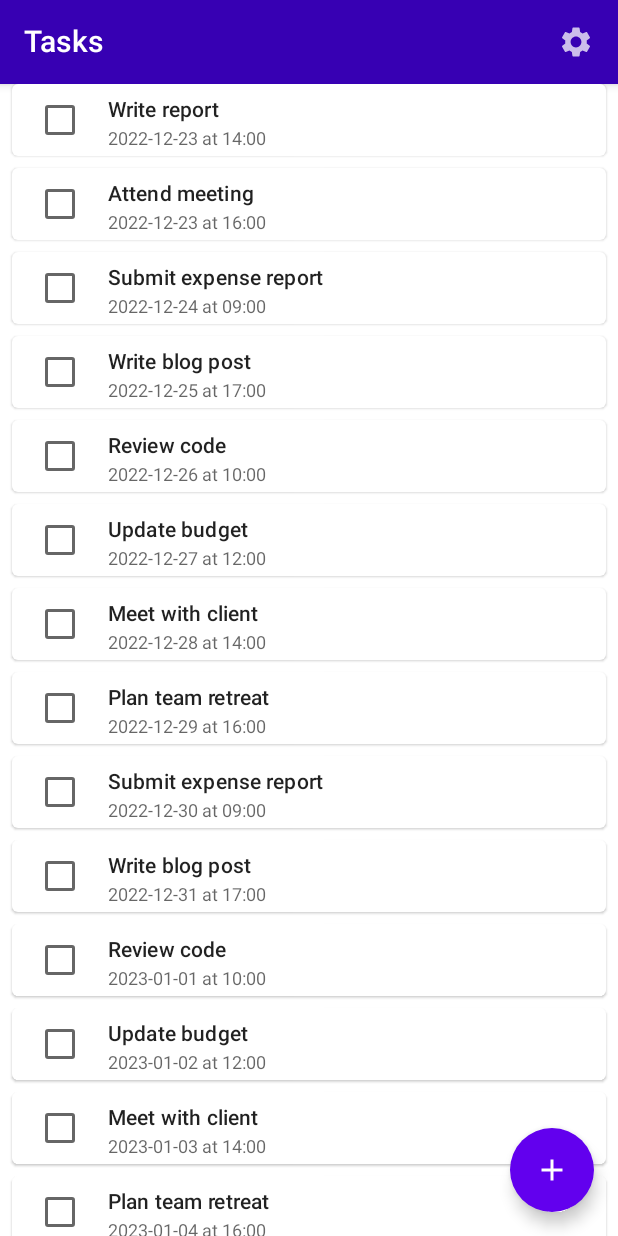
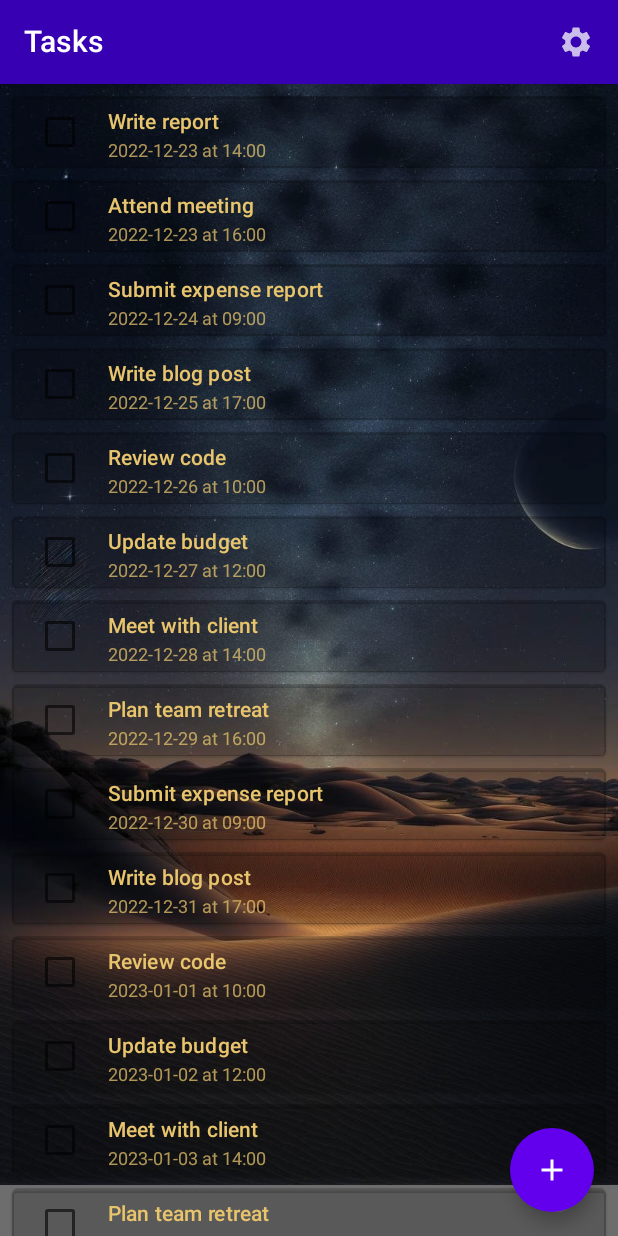
Before and after one commit to fakhirsh/ToDoListCompose, an Android app built with Jetpack Compose: the screen it shows after launch (MainActivity), on a phone screen of 412 x 824 dp. Run offline under Robolectric (Android 15) with nearby library versions, the light colour scheme and no system bars; our stand-ins replace Firebase (no records; nobody signed in at launch, a user with empty details on screens opened directly).

Commit message:
task screen BG added

```diff
--- a/app/src/main/java/com/fakhir/mobile/todolistcompose/screens/tasks/TaskItem.kt
+++ b/app/src/main/java/com/fakhir/mobile/todolistcompose/screens/tasks/TaskItem.kt
@@ -9,6 +9,7 @@ import androidx.compose.runtime.Composable
 import androidx.compose.runtime.CompositionLocalProvider
 import androidx.compose.ui.Alignment
 import androidx.compose.ui.Modifier
+import androidx.compose.ui.draw.alpha
 import androidx.compose.ui.res.painterResource
 import androidx.compose.ui.tooling.preview.Preview
 import androidx.compose.ui.unit.dp
@@ -34,6 +35,7 @@ fun TaskItem(
     Card(
         backgroundColor = MaterialTheme.colors.background,
         modifier = Modifier.padding(8.dp, 0.dp, 8.dp, 8.dp),
+
     ) {
         Row(
             verticalAlignment = Alignment.CenterVertically,
--- a/app/src/main/java/com/fakhir/mobile/todolistcompose/screens/tasks/TasksScreen.kt
+++ b/app/src/main/java/com/fakhir/mobile/todolistcompose/screens/tasks/TasksScreen.kt
@@ -1,5 +1,6 @@
 package com.fakhir.mobile.todolistcompose.screens.tasks
 
+import androidx.compose.foundation.Image
 import androidx.compose.foundation.layout.*
 import androidx.compose.foundation.lazy.LazyColumn
 import androidx.compose.material.*
@@ -8,10 +9,13 @@ import androidx.compose.material.icons.filled.Add
 import androidx.compose.runtime.Composable
 import androidx.compose.runtime.LaunchedEffect
 import androidx.compose.ui.Modifier
+import androidx.compose.ui.layout.ContentScale
+import androidx.compose.ui.res.painterResource
 import androidx.compose.ui.tooling.preview.Preview
 import androidx.compose.ui.unit.dp
 import com.fakhir.mobile.todolistcompose.R
 import com.fakhir.mobile.todolistcompose.common.composable.ActionToolbar
+import com.fakhir.mobile.todolistcompose.common.ext.smallSpacer
 import com.fakhir.mobile.todolistcompose.common.ext.toolbarActions
 import com.fakhir.mobile.todolistcompose.model.TaskList
 
@@ -39,6 +43,18 @@ fun TasksScreen(
         val tasks = TaskList().getTasks()
         //val options by viewModel.options
 
+        Box(
+            modifier = Modifier.fillMaxSize()
+        ) {
+            val imageHeight = 790.dp
+            Image(
+                modifier = Modifier
+                    .fillMaxWidth()
+                    .height(imageHeight),
+                painter = painterResource(R.drawable.tasks_bg),
+                contentDescription = null,
+                contentScale = ContentScale.Crop
+            )
             Column(modifier = Modifier.fillMaxWidth().fillMaxHeight()) {
                 ActionToolbar(
                     title = R.string.tasks,
@@ -48,7 +64,7 @@ fun TasksScreen(
                     endAction = { }
                 )
 
-//            Spacer(modifier = Modifier.smallSpacer())
+                Spacer(modifier = Modifier.smallSpacer())
 
                 LazyColumn {
                     items(tasks.size) { index ->
@@ -57,6 +73,7 @@ fun TasksScreen(
                 }
             }
         }
+    }
 
 //    LaunchedEffect(viewModel) { viewModel.loadTaskOptions() }
 }
--- a/app/src/main/java/com/fakhir/mobile/todolistcompose/ui/theme/Color.kt
+++ b/app/src/main/java/com/fakhir/mobile/todolistcompose/ui/theme/Color.kt
@@ -6,3 +6,6 @@ val Purple200 = Color(0xFFBB86FC)
 val Purple500 = Color(0xFF6200EE)
 val Purple700 = Color(0xFF3700B3)
 val Teal200 = Color(0xFF03DAC5)
+
+val TransparentBlack = Color(0x30000000)
+val BrightOrange = Color(0xFFe8c56d)
--- a/app/src/main/java/com/fakhir/mobile/todolistcompose/ui/theme/Theme.kt
+++ b/app/src/main/java/com/fakhir/mobile/todolistcompose/ui/theme/Theme.kt
@@ -5,6 +5,7 @@ import androidx.compose.material.MaterialTheme
 import androidx.compose.material.darkColors
 import androidx.compose.material.lightColors
 import androidx.compose.runtime.Composable
+import androidx.compose.ui.graphics.Color
 
 private val DarkColorPalette = darkColors(
     primary = Purple200,
@@ -15,7 +16,9 @@ private val DarkColorPalette = darkColors(
 private val LightColorPalette = lightColors(
     primary = Purple500,
     primaryVariant = Purple700,
-    secondary = Teal200
+    secondary = Teal200,
+    background = TransparentBlack,
+    onBackground = BrightOrange,
 
     /* Other default colors to override
     background = Color.White,
```
Also changed, not shown: app/src/main/res/drawable-v24/tasks_bg.jpg (added). Lines whose indentation alone changed are shown as unchanged.
